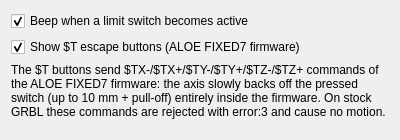
Above: limit_monitor/settings.ui from Dzantemir/candle-plugin-limit-monitor before the change. Below: the same form after it.
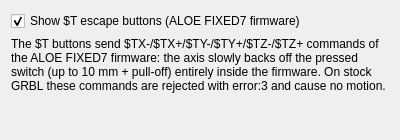
That is the form after the change.

```diff
--- a/limit_monitor/settings.ui
+++ b/limit_monitor/settings.ui
@@ -11,16 +11,6 @@
    </rect>
   </property>
   <layout class="QVBoxLayout" name="verticalLayout">
-   <item>
-    <widget class="QCheckBox" name="chkBeep">
-     <property name="text">
-      <string>Beep when a limit switch becomes active</string>
-     </property>
-     <property name="checked">
-      <bool>true</bool>
-     </property>
-    </widget>
-   </item>
    <item>
     <widget class="QCheckBox" name="chkEscape">
      <property name="text">
```
